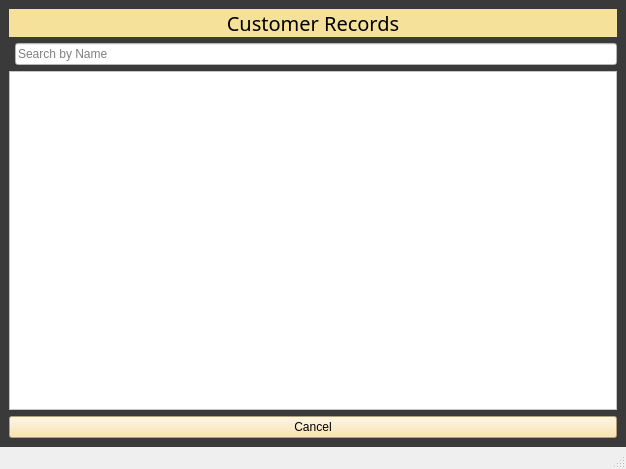
First picture: the form in cust_rec.ui, repository Aenan05/MAXPC, before the edit.
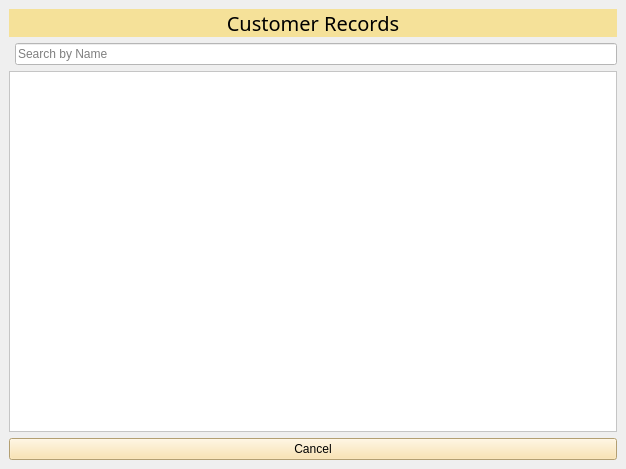
Second picture: the form after the edit.

Commit message: Light Ui Theme -- View Logs

```diff
--- a/cust_rec.ui
+++ b/cust_rec.ui
@@ -15,7 +15,7 @@
   </property>
   <widget class="QWidget" name="centralwidget">
    <property name="styleSheet">
-    <string notr="true">background-color: rgb(58, 58, 58);</string>
+    <string notr="true"/>
    </property>
    <layout class="QGridLayout" name="gridLayout_2">
     <item row="0" column="0">
@@ -90,7 +90,6 @@
     </rect>
    </property>
   </widget>
-  <widget class="QStatusBar" name="statusbar"/>
  </widget>
  <resources/>
  <connections/>
```
Left out of the diff: 4 changed lines with no effect on the pictures. The commit also changes 5 other files.
